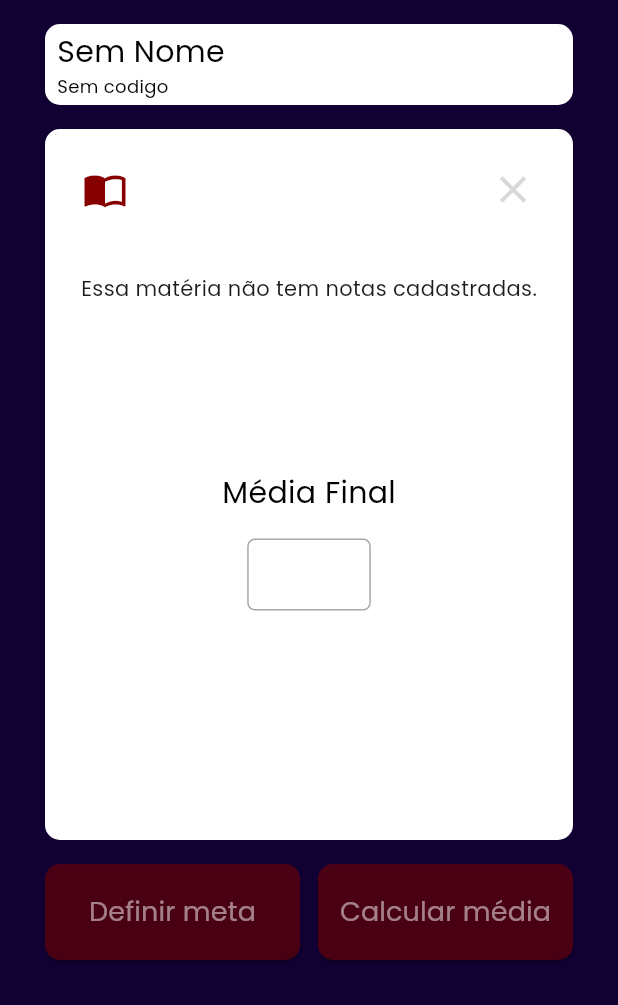
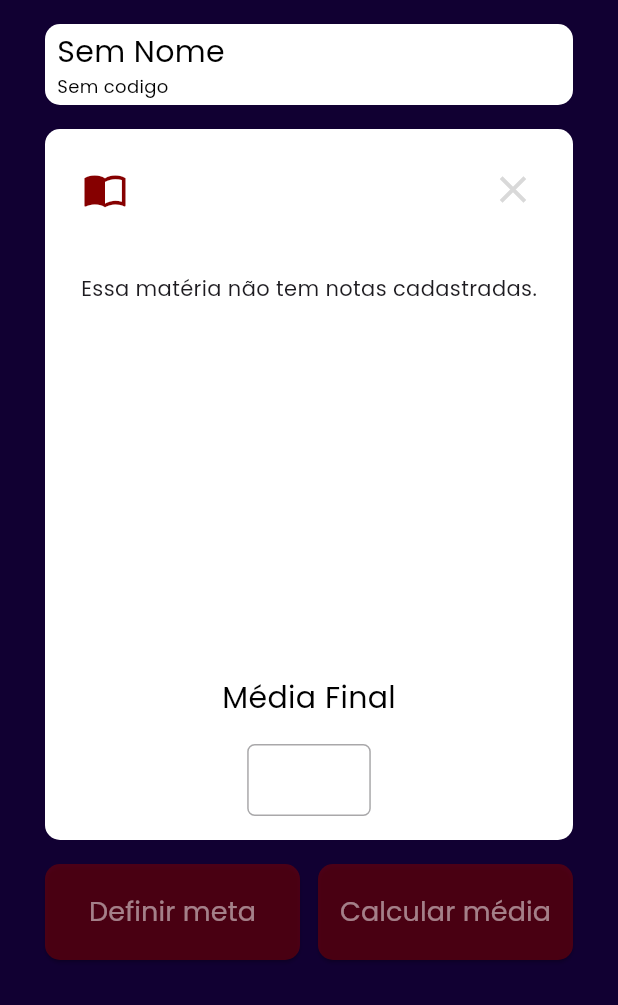
Before and after one commit to Maua-Dev/dev_medias_front_flutter, a Flutter app: the EditPage screen opened directly with empty values, on a phone screen of 412 x 824 dp, the part 231-1236 px from its top. Run offline on Flutter 3.47's test engine with Material 3 defaults, Android fonts, the phone set to English and light mode, and no system bars; our stand-ins replace dio, flutter_dotenv, flutter_mobx, hive_flutter, mobx, shared_preferences; accounts and stored records are empty; generated files the repository leaves out were written again; network calls fail.

Commit message:
release(app): primeira release

```diff
--- a/lib/app/controller/edit_page_controller.dart
+++ b/lib/app/controller/edit_page_controller.dart
@@ -201,10 +201,8 @@ abstract class EditPageControllerBase with Store {
 
     // Arrendonda número para o múltiplo de 0.05 mais próximo
     double round(double number) {
-      print(number);
       // Multiplica por 10 para considerar a segunda casa decimal e aplica arredondamento
       double multiplied = number * 10;
-      print(multiplied);
 
       // Verifica se a segunda casa decimal é 5 ou mais
       if ((multiplied - multiplied.floor()) >= 0.5) {
@@ -227,7 +225,6 @@ abstract class EditPageControllerBase with Store {
     double weightSum = 0;
     assignmentWeight = assignmentWeight / 100;
     examWeight = examWeight / 100;
-    print(auxGrades);
 
     auxGrades.forEach((key, grade) {
       double weight = key[0] == "T" ? weights[key]*assignmentWeight : weights[key]*examWeight ?? 0;
@@ -238,8 +235,7 @@ abstract class EditPageControllerBase with Store {
     if (weightSum == 0) {
       throw ArgumentError('A soma dos pesos não pode ser zero.');
     }
-    print(productSum);
-    print(weightSum);
+
     final result = round(productSum / weightSum);
 
     // Atualiza o resultado final na tela
--- a/lib/app/view/edit_page_view.dart
+++ b/lib/app/view/edit_page_view.dart
@@ -47,7 +47,7 @@ class _EditPageState extends State<EditPage> {
           padding: const EdgeInsets.all(30),
           child: Center(
             child: Column(
-              mainAxisAlignment: MainAxisAlignment.center,
+              mainAxisAlignment: MainAxisAlignment.start,
               children: <Widget>[
                 Expanded(
                   child: Container()
@@ -92,9 +92,7 @@ class _EditPageState extends State<EditPage> {
                   ),
                 ),
                 // Menu Matéria
-                SizedBox(
-                  height: MediaQuery.of(context).size.height - 350,
-                  child: Observer(
+                Observer(
                   builder: (_) => Container(
                       decoration: BoxDecoration(
                           color: const Color.fromRGBO(255, 255, 255, 1),
@@ -102,8 +100,11 @@ class _EditPageState extends State<EditPage> {
                       // Ternário necessário para carregar as cores das notas
                       child: editController.gradeRendered && editController.targetCalcInProgress == false
                       ? SingleChildScrollView(
+                        child: SizedBox(
+                          height: MediaQuery.of(context).size.height - 350,
                           child: Column(
                             mainAxisSize: MainAxisSize.min,
+                            mainAxisAlignment: MainAxisAlignment.start,
                             children: [
                               // Menu de notas se não tiver trabalhos e nem provas
                               ((widget.course.exams?.isEmpty ?? true) && (widget.course.assignments?.isEmpty ?? true))
@@ -267,9 +268,8 @@ class _EditPageState extends State<EditPage> {
                                       }),
                                   )
                                   : Container(),
-                              Padding(
-                                padding: const EdgeInsets.only(top: 96, bottom: 32),
-                                child: Column(
+                              const Spacer(),
+                              Column(
                                 children: [
                                   const Padding(
                                     padding: EdgeInsets.only(bottom: 16.0),
@@ -278,16 +278,19 @@ class _EditPageState extends State<EditPage> {
                                             color: AppColors.black,
                                             fontSize: 20)),
                                   ),
-                                    GradeInput(
+                                  Padding(
+                                    padding: const EdgeInsets.only(bottom: 16.0),
+                                    child: GradeInput(
                                       labelled: false,
                                       controller: editController.finalScoreController,
                                       type: editController.finalScoreType,
                                       enabled: false,
                                     ),
+                                  ),
+                                ],
+                              )
                             ],
                           ),
-                              )
-                            ],
                         ),
                       )
                       : const SizedBox(
@@ -302,7 +305,6 @@ class _EditPageState extends State<EditPage> {
                           ),
                         ),
                       )
-                      ),
                     ),
                 ),
                 Padding(
--- a/lib/app/widgets/add_course_card.dart
+++ b/lib/app/widgets/add_course_card.dart
@@ -26,7 +26,8 @@ class _AddCourseCardState extends State<AddCourseCard>
     begin: Offset.zero,
     end: const Offset(-1.5, 0),
   ).animate(CurvedAnimation(parent: _controller, curve: Curves.easeIn));
-  double _height = 72;
+
+  double? _height = 80;
 
   @override
   void dispose() {
--- a/lib/app/widgets/popup_report_error.dart
+++ b/lib/app/widgets/popup_report_error.dart
@@ -25,7 +25,7 @@ class _PopupReportErrorState extends State<PopupReportError> {
             key: _formKey,
             child: SizedBox(
               width: 400,
-              height: 450,
+              height: MediaQuery.of(context).size.height * 0.55,
               child: Padding(
                 padding: const EdgeInsets.all(16.0),
                 child: Column(
```
Lines whose indentation alone changed are shown as unchanged.
